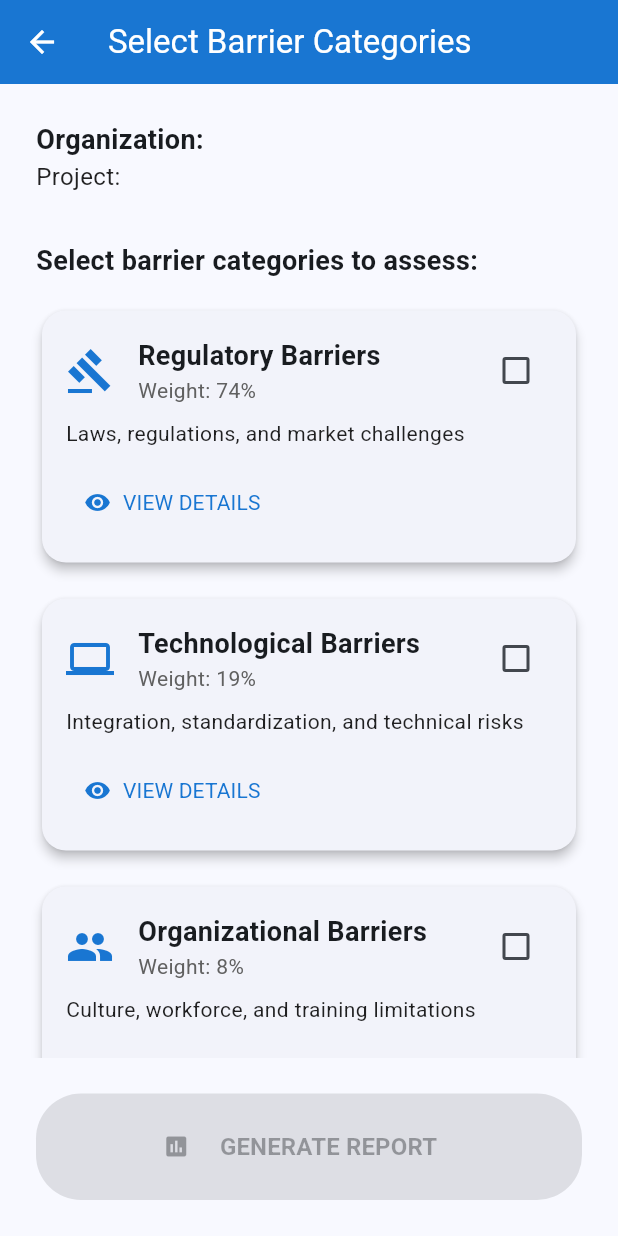
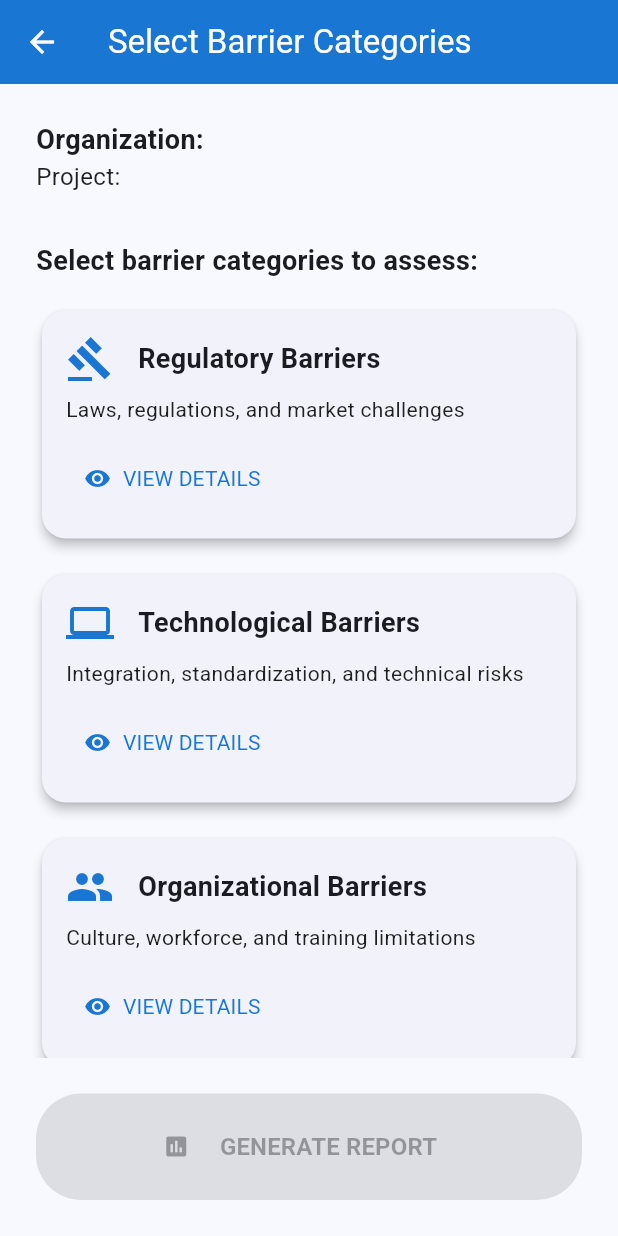
Before and after one commit to thecodemonster1/bc_barrier_scan, a Flutter app: the BarrierSelectionPage screen opened directly with empty values, on a phone screen of 412 x 824 dp. Run offline on Flutter 3.47's test engine with Material 3 defaults, Android fonts, the phone set to English and light mode, and no system bars.

Commit message:
Remove commented-out weight display and checkbox from category card in BarrierSelectionPage

```diff
--- a/lib/screens/barrier_selection_page.dart
+++ b/lib/screens/barrier_selection_page.dart
@@ -293,21 +293,21 @@ class _BarrierSelectionPageState extends State<BarrierSelectionPage> {
                           fontWeight: FontWeight.bold,
                         ),
                       ),
-                      Text(
-                        'Weight: ${(weight * 100).toStringAsFixed(0)}%',
-                        style: TextStyle(
-                          fontSize: 14,
-                          color: Colors.grey.shade700,
-                        ),
-                      ),
+                      // Text(
+                      //   'Weight: ${(weight * 100).toStringAsFixed(0)}%',
+                      //   style: TextStyle(
+                      //     fontSize: 14,
+                      //     color: Colors.grey.shade700,
+                      //   ),
+                      // ),
                     ],
                   ),
-                  const Spacer(),
-                  Checkbox(
-                    value: isSelected,
-                    onChanged: (_) => onTap(),
-                    activeColor: Colors.blue.shade700,
-                  ),
+                  // const Spacer(),
+                  // Checkbox(
+                  //   value: isSelected,
+                  //   onChanged: (_) => onTap(),
+                  //   activeColor: Colors.blue.shade700,
+                  // ),
                 ],
               ),
               const SizedBox(height: 8),
```
